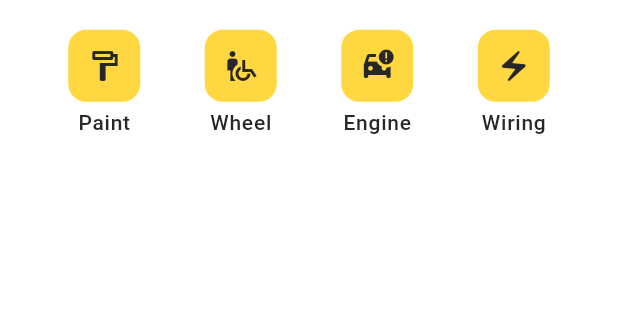
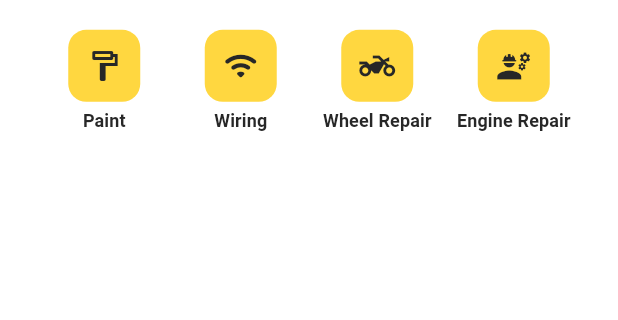
Before and after one commit to BaatoMechanic/bazra_flutter, a Flutter app: the screen it shows after launch, on a phone screen of 412 x 824 dp, the part 405-725 px from its top. Run offline on Flutter 3.47's test engine with Material 2 defaults, Android fonts, the phone set to English and light mode, and no system bars; drawn by our look-alikes of carousel_slider; our stand-ins replace audioplayers, flutter_map, flutter_riverpod, flutter_svg, geolocator, go_router and 6 more; missing offline and left inert: dart:ffi, flutter_flip_card, flutter_map_location_marker, location_picker_flutter_map; Roboto replaces fonts that are missing (Montserrat).

Commit message:
Added Vehicle Service Type model

```diff
--- /dev/null
+++ b/lib/src/common/domain/service_type.dart
@@ -0,0 +1,95 @@
+// ignore_for_file: public_member_api_docs, sort_constructors_first
+import 'dart:convert';
+
+import 'package:flutter/foundation.dart';
+
+import 'package:bato_mechanic/src/utils/enums/service_type_options.dart';
+import 'package:flutter/material.dart';
+
+import '../../features/repair_request/domain/vehicle_part.dart';
+
+class ServiceType {
+  final String id;
+  final String name;
+  final ServiceTypeOption type;
+  final IconData? icon;
+  final List<VehiclePart> partsIncluded;
+  ServiceType({
+    required this.id,
+    required this.name,
+    required this.type,
+    this.icon,
+    required this.partsIncluded,
+  });
+
+  ServiceType copyWith({
+    String? id,
+    String? name,
+    ServiceTypeOption? type,
+    IconData? icon,
+    List<VehiclePart>? partsIncluded,
+  }) {
+    return ServiceType(
+      id: id ?? this.id,
+      name: name ?? this.name,
+      type: type ?? this.type,
+      icon: icon ?? this.icon,
+      partsIncluded: partsIncluded ?? this.partsIncluded,
+    );
+  }
+
+  Map<String, dynamic> toMap() {
+    return <String, dynamic>{
+      'id': id,
+      'name': name,
+      'type': type.name,
+      'icon': icon,
+      'partsIncluded': partsIncluded.map((x) => x.toMap()).toList(),
+    };
+  }
+
+  factory ServiceType.fromMap(Map<String, dynamic> map) {
+    return ServiceType(
+      id: map['id'] as String,
+      name: map['name'] as String,
+      type: map['type'],
+      // type: ServiceTypeOption.fromMap(map['type'] as Map<String, dynamic>),
+      icon: map['icon'],
+      partsIncluded: List<VehiclePart>.from(
+        (map['partsIncluded'] as List<int>).map<VehiclePart>(
+          (x) => VehiclePart.fromMap(x as Map<String, dynamic>),
+        ),
+      ),
+    );
+  }
+
+  String toJson() => json.encode(toMap());
+
+  factory ServiceType.fromJson(String source) =>
+      ServiceType.fromMap(json.decode(source) as Map<String, dynamic>);
+
+  @override
+  String toString() {
+    return 'ServiceType(id: $id, name: $name, type: $type, icon: $icon partsIncluded: $partsIncluded)';
+  }
+
+  @override
+  bool operator ==(covariant ServiceType other) {
+    if (identical(this, other)) return true;
+
+    return other.id == id &&
+        other.name == name &&
+        other.type == type &&
+        other.icon == icon &&
+        listEquals(other.partsIncluded, partsIncluded);
+  }
+
+  @override
+  int get hashCode {
+    return id.hashCode ^
+        name.hashCode ^
+        type.hashCode ^
+        icon.hashCode ^
+        partsIncluded.hashCode;
+  }
+}
--- a/lib/src/features/home/service_buttons_grid.dart
+++ b/lib/src/features/home/service_buttons_grid.dart
@@ -1,6 +1,10 @@
+import 'package:bato_mechanic/src/common/domain/service_type.dart';
+
 import 'package:flutter/material.dart';
 
 import '../../utils/constants/managers/values_manager.dart';
+import '../../utils/enums/service_type_options.dart';
+import '../repair_request/domain/vehicle_part.dart';
 import 'service_type_button.dart';
 
 class ServiceButtonsGrid extends StatelessWidget {
@@ -8,31 +12,63 @@ class ServiceButtonsGrid extends StatelessWidget {
     super.key,
   });
 
-  List<Map<String, dynamic>> get serviceTypes => [
-        {
-          "name": "Paint",
-          "icon": Icon(
-            Icons.format_paint_outlined,
-          ),
-        },
-        {
-          "name": "Wheel",
-          "icon": Icon(
-            Icons.wheelchair_pickup_outlined,
-          ),
-        },
-        {
-          "name": "Engine",
-          "icon": Icon(
-            Icons.car_crash,
-          ),
-        },
-        {
-          "name": "Wiring",
-          "icon": Icon(
-            Icons.electric_bolt_rounded,
-          ),
-        }
+  List<ServiceType> get services => [
+        ServiceType(
+            id: '1',
+            name: 'Paint',
+            type: ServiceTypeOption.PAINTING,
+            icon: Icons.format_paint_outlined,
+            partsIncluded: [
+              VehiclePart(
+                id: 1,
+                name: "Frame",
+                vehicleCategoryId: 1,
+                image: 'assets/images/body.png',
+                isMultiple: false,
+              ),
+            ]),
+        ServiceType(
+            id: '1',
+            name: 'Wiring',
+            type: ServiceTypeOption.ELECTRICAL_REPAIR,
+            icon: Icons.wifi_rounded,
+            partsIncluded: [
+              VehiclePart(
+                id: 1,
+                name: "Body",
+                vehicleCategoryId: 1,
+                image: 'assets/images/body.png',
+                isMultiple: false,
+              ),
+            ]),
+        ServiceType(
+            id: '1',
+            name: 'Wheel Repair',
+            icon: Icons.two_wheeler,
+            type: ServiceTypeOption.WHEEL_REPAIR,
+            partsIncluded: [
+              VehiclePart(
+                id: 1,
+                name: "Body",
+                vehicleCategoryId: 1,
+                image: 'assets/images/wheel.png',
+                isMultiple: false,
+              ),
+            ]),
+        ServiceType(
+            id: '1',
+            name: 'Engine Repair',
+            icon: Icons.engineering,
+            type: ServiceTypeOption.ENGINE_REPAIR,
+            partsIncluded: [
+              VehiclePart(
+                id: 1,
+                name: "Engine",
+                vehicleCategoryId: 1,
+                image: 'assets/images/engine.png',
+                isMultiple: false,
+              ),
+            ])
       ];
 
   @override
@@ -45,12 +81,15 @@ class ServiceButtonsGrid extends StatelessWidget {
         ),
         gridDelegate: const SliverGridDelegateWithFixedCrossAxisCount(
           crossAxisCount: 4,
-          // crossAxisSpacing: AppHeight.h4,
         ),
-        itemCount: serviceTypes.length,
+        itemCount: services.length,
+        // itemBuilder: (ctx, idx) => ServiceTypeButton(
+        //       name: services[idx].name,
+        //       type: services[idx].type,
+        //       icon: services[idx].icon,
+        //     ));
         itemBuilder: (ctx, idx) => ServiceTypeButton(
-              name: serviceTypes[idx]['name'],
-              icon: serviceTypes[idx]['icon'],
+              serviceType: services[idx],
             ));
   }
 }
--- a/lib/src/features/home/service_type_button.dart
+++ b/lib/src/features/home/service_type_button.dart
@@ -1,25 +1,33 @@
 // ignore_for_file: public_member_api_docs, sort_constructors_first
+import 'package:bato_mechanic/src/features/repair_request/application/vehicle_parts_service.dart';
+import 'package:bato_mechanic/src/features/repair_request/presentation/vehicle_categories/vehicle_category_screen.dart';
+import 'package:bato_mechanic/src/routing/app_router.dart';
+import 'package:flutter/material.dart';
+
 import 'package:bato_mechanic/src/features/home/tips_carousel.dart';
 import 'package:bato_mechanic/src/utils/constants/managers/default_manager.dart';
-import 'package:flutter/material.dart';
+import 'package:bato_mechanic/src/utils/extensions/string_extension.dart';
+import 'package:flutter_riverpod/flutter_riverpod.dart';
+import 'package:go_router/go_router.dart';
 
-import 'package:bato_mechanic/src/utils/extensions/string_extension.dart';
-
+import '../../common/domain/service_type.dart';
 import '../../utils/constants/managers/color_manager.dart';
 import '../../utils/constants/managers/values_manager.dart';
+import '../repair_request/application/service_type_service.dart';
 
-class ServiceTypeButton extends StatelessWidget {
-  const ServiceTypeButton({
+class ServiceTypeButton extends ConsumerWidget {
+  ServiceTypeButton({
+    required this.serviceType,
     Key? key,
-    required this.icon,
-    required this.name,
   }) : super(key: key);
 
-  final Widget icon;
-  final String name;
+  // final Widget icon;
+  // final String name;
+  // final ServiceTypeOption type;
+  ServiceType serviceType;
 
   @override
-  Widget build(BuildContext context) {
+  Widget build(BuildContext context, WidgetRef ref) {
     return Column(
       children: [
         Container(
@@ -28,16 +36,23 @@ class ServiceTypeButton extends StatelessWidget {
             borderRadius: BorderRadius.circular(DefaultManager.cardRadiusXs),
           ),
           child: IconButton(
-            onPressed: () {},
-            icon: icon,
+            onPressed: () {
+              ref
+                  .read(serviceTypeServiceProvider)
+                  .setSelectedServiceType(serviceType);
+              context.goNamed(appRoute.categories.name);
+            },
+            icon: Icon(serviceType.icon ?? Icons.hourglass_empty),
           ),
         ),
         const SizedBox(
           height: AppHeight.h4,
         ),
-        Text(
-          name,
-          style: Theme.of(context).textTheme.bodyLarge,
+        Flexible(
+          child: Text(
+            serviceType.name,
+            style: Theme.of(context).textTheme.labelLarge,
+          ),
         )
       ],
     );
--- a/lib/src/features/repair_request/data/vehicle_part_repository/vehicle_parts_repository.dart
+++ b/lib/src/features/repair_request/data/vehicle_part_repository/vehicle_parts_repository.dart
@@ -5,7 +5,7 @@ import 'package:bato_mechanic/src/features/repair_request/domain/vehicle_part.da
 import 'package:flutter_riverpod/flutter_riverpod.dart';
 
 abstract class VehiclePartsRepository {
-  Future<dynamic> fetchVehicleParts(String vehicleId);
+  Future<dynamic> fetchVehicleParts(String categoryId);
 }
 
 final vehiclePartsRepositoryProvider =
--- a/lib/src/features/repair_request/domain/vehicle_part.dart
+++ b/lib/src/features/repair_request/domain/vehicle_part.dart
@@ -1,3 +1,4 @@
+// ignore_for_file: public_member_api_docs, sort_constructors_first
 // To parse this JSON data, do
 //
 //     final vehiclePart = vehiclePartFromJson(jsonString);
@@ -19,34 +20,57 @@ String vehiclePartToJson(VehiclePart data) => json.encode(data.toJson());
 class VehiclePart {
   int id;
   String name;
-  int vehicleId;
-  String image;
+  int vehicleCategoryId;
+  String? image;
+  bool isMultiple;
+  String? position;
 
   VehiclePart({
     required this.id,
     required this.name,
-    required this.vehicleId,
+    required this.vehicleCategoryId,
     required this.image,
+    required this.isMultiple,
+    this.position,
   });
 
   factory VehiclePart.fromJson(Map<String, dynamic> json) => VehiclePart(
         id: json["id"],
         name: json["name"].toString().capitalize(),
-        vehicleId: json["vehicle"],
+        vehicleCategoryId: json["vehicle"],
         image: json["image"],
+        isMultiple: json["is_multiple"],
+        position: json["position"],
       );
 
   Map<String, dynamic> toJson() => {
         "id": id,
         "name": name.toLowerCase(),
-        "vehicle": vehicleId,
+        "vehicle": vehicleCategoryId,
         "image": image,
+        "is_multiple": isMultiple,
+        "position": position,
       };
+
+  Map<String, dynamic> toMap() {
+    return <String, dynamic>{
+      'id': id,
+      'name': name,
+      'vehicleCategoryId': vehicleCategoryId,
+      'image': image,
+      'isMultiple': isMultiple,
+      'position': position,
+    };
+  }
+
+  factory VehiclePart.fromMap(Map<String, dynamic> map) {
+    return VehiclePart(
+      id: map['id'] as int,
+      name: map['name'] as String,
+      vehicleCategoryId: map['vehicleCategoryId'] as int,
+      image: map['image'] != null ? map['image'] as String : null,
+      isMultiple: map['isMultiple'] as bool,
+      position: map['position'] != null ? map['position'] as String : null,
+    );
+  }
 }
-
-class VehiclePartError {
-  int code;
-  Object message;
-
-  VehiclePartError({required this.code, required this.message});
-}
--- a/lib/src/features/repair_request/presentation/request_mechanic/request_mechanic_screen_controller.dart
+++ b/lib/src/features/repair_request/presentation/request_mechanic/request_mechanic_screen_controller.dart
@@ -168,10 +168,11 @@ class RequestMechanicScreenController
       "location_name": " Test location",
       "location_coordinates": coordinates,
       "vehicle": ref.read(vehicleServiceProvider).selectedVehicle!.id,
-      // "vehicle": '1',
+
       "vehicle_part":
           ref.read(vehiclePartsServiceProvider).selectedVehiclePart!.id,
-      // "vehicle_part": '1',
+      // "service_type": ref.read(serviceTypeServiceProvider).selectedServiceType,
+
       "description": issueDescription,
     };
     ref
--- a/lib/src/features/repair_request/presentation/vehicle_parts/vehicle_parts_screen.dart
+++ b/lib/src/features/repair_request/presentation/vehicle_parts/vehicle_parts_screen.dart
@@ -60,7 +60,9 @@ class VehiclePartsScreen extends ConsumerWidget {
                           crossAxisAlignment: CrossAxisAlignment.start,
                           children: [
                             Image.asset(
-                              vehicleParts[index].image,
+                              vehicleParts[index].image ??
+                                  'assets/images/no-profile.png',
+                              // vehicleParts[index].image,
                               width: AppWidth.h100,
                             ),
                             Text(
--- /dev/null
+++ b/lib/src/utils/enums/service_type_options.dart
@@ -0,0 +1,9 @@
+enum ServiceTypeOption {
+  BODY_REPAIR,
+  ENGINE_REPAIR,
+  ELECTRICAL_REPAIR,
+  WHEEL_REPAIR,
+
+  PAINTING,
+  OTHER
+}
```
Also changed, not shown: lib/src/features/repair_request/application/service_type_service.dart (added, +58 -0 lines), lib/src/features/repair_request/data/vehicle_part_repository/fake_vehicle_parts_repository.dart (+24 -4 lines), lib/src/utils/constants/test_parts.dart (+6 -4 lines), lib/src/utils/constants/test_service_types.dart (added, +70 -0 lines).
